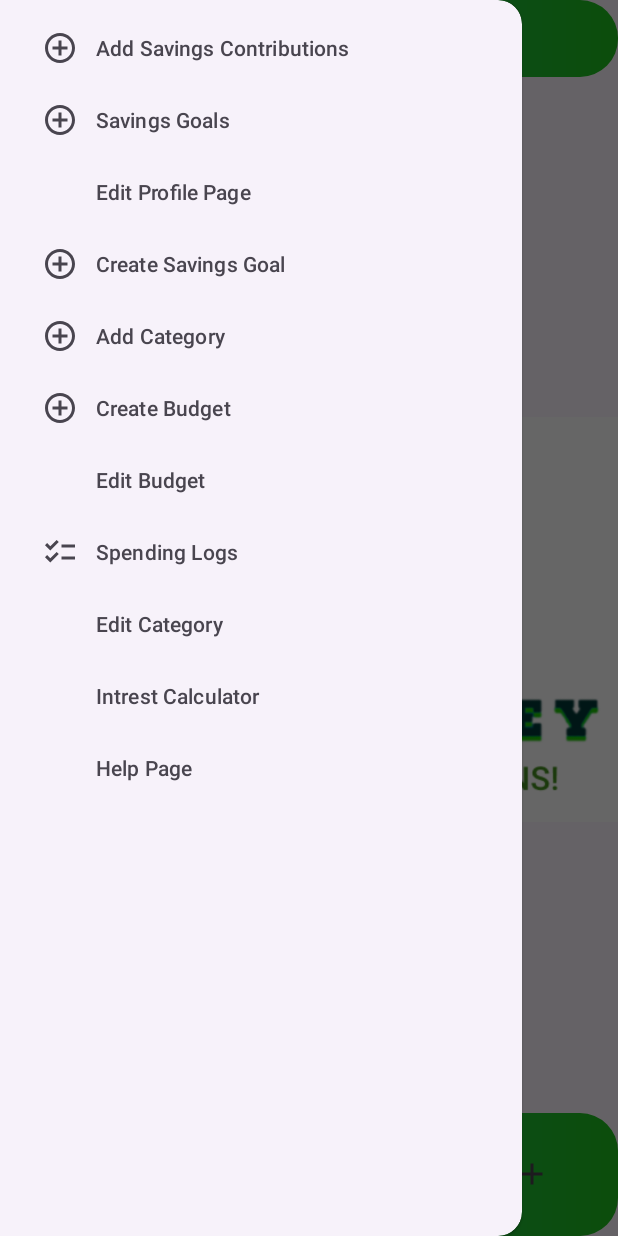
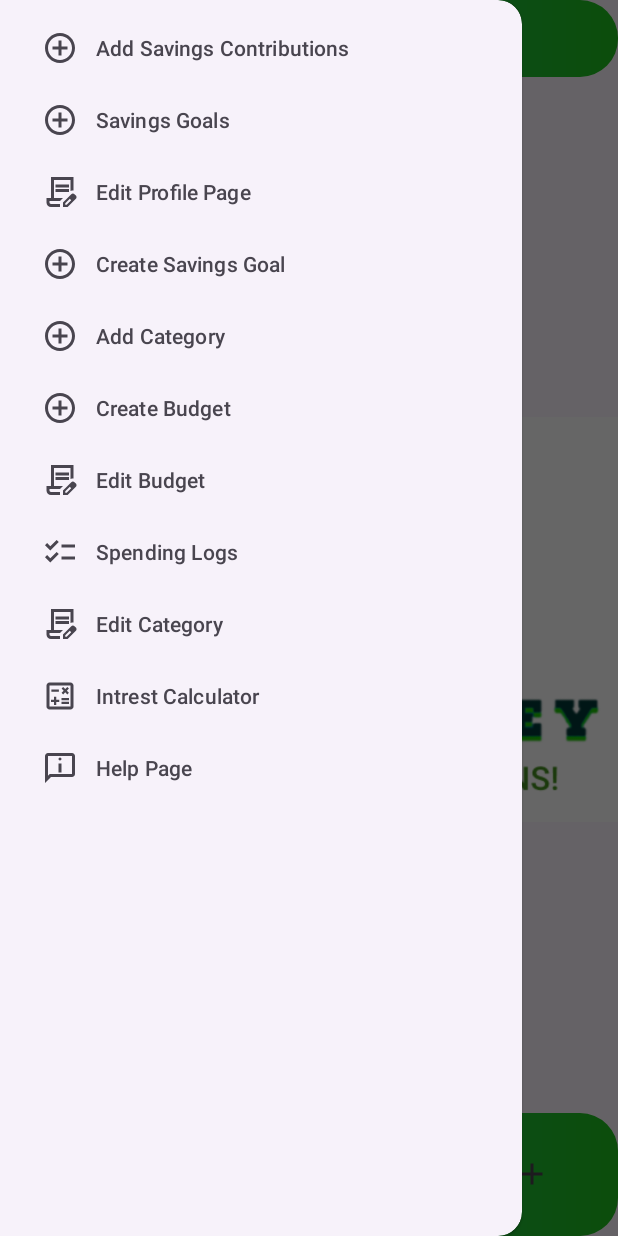
Before and after one commit to VeronM28/PROG7313_POE_PERSONALBUDGETAPP, an Android app: the MainPageActivity screen opened directly, with no data from a screen before it, with the side drawer open, on a phone screen of 412 x 824 dp. Run offline under Robolectric (Android 15) with nearby library versions, the phone set to English and light mode, and no system bars; our stand-ins replace Firebase (no records; nobody signed in at launch, a user with empty details on screens opened directly).

Commit message:
Added icons for navigation drawer

```diff
--- /dev/null
+++ b/app/src/main/res/drawable/ic_calculator.xml
@@ -0,0 +1,5 @@
+<vector xmlns:android="http://schemas.android.com/apk/res/android" android:height="24dp" android:tint="#000000" android:viewportHeight="960" android:viewportWidth="960" android:width="24dp">
+
+    <path android:fillColor="@android:color/white" android:pathData="M320,720L380,720L380,640L460,640L460,580L380,580L380,500L320,500L320,580L240,580L240,640L320,640L320,720ZM520,690L720,690L720,630L520,630L520,690ZM520,590L720,590L720,530L520,530L520,590ZM564,438L620,382L676,438L718,396L662,338L718,282L676,240L620,296L564,240L522,282L578,338L522,396L564,438ZM250,368L450,368L450,308L250,308L250,368ZM200,840Q167,840 143.5,816.5Q120,793 120,760L120,200Q120,167 143.5,143.5Q167,120 200,120L760,120Q793,120 816.5,143.5Q840,167 840,200L840,760Q840,793 816.5,816.5Q793,840 760,840L200,840ZM200,760L760,760Q760,760 760,760Q760,760 760,760L760,200Q760,200 760,200Q760,200 760,200L200,200Q200,200 200,200Q200,200 200,200L200,760Q200,760 200,760Q200,760 200,760ZM200,200L200,200Q200,200 200,200Q200,200 200,200L200,760Q200,760 200,760Q200,760 200,760L200,760Q200,760 200,760Q200,760 200,760L200,200Q200,200 200,200Q200,200 200,200Z"/>
+
+</vector>
--- /dev/null
+++ b/app/src/main/res/drawable/ic_edit.xml
@@ -0,0 +1,5 @@
+<vector xmlns:android="http://schemas.android.com/apk/res/android" android:height="24dp" android:tint="#000000" android:viewportHeight="960" android:viewportWidth="960" android:width="24dp">
+
+    <path android:fillColor="@android:color/white" android:pathData="M360,360L360,280L720,280L720,360L360,360ZM360,480L360,400L720,400L720,480L360,480ZM480,800L240,800Q223,800 211.5,800Q200,800 200,800L200,800L480,800L480,800ZM480,880L240,880Q190,880 155,845Q120,810 120,760L120,640L240,640L240,80L840,80L840,441Q820,439 799.5,442.5Q779,446 760,455L760,160L320,160L320,640L560,640L480,720L200,720L200,760Q200,777 211.5,788.5Q223,800 240,800L480,800L480,880ZM560,880L560,757L781,537Q790,528 801,524Q812,520 823,520Q835,520 846,524.5Q857,529 866,538L903,575Q911,584 915.5,595Q920,606 920,617Q920,628 916,639.5Q912,651 903,660L683,880L560,880ZM860,617L860,617L823,580L823,580L860,617ZM620,820L658,820L779,698L761,679L742,661L620,782L620,820ZM761,679L742,661L742,661L779,698L779,698L761,679Z"/>
+
+</vector>
--- /dev/null
+++ b/app/src/main/res/drawable/ic_info.xml
@@ -0,0 +1,5 @@
+<vector xmlns:android="http://schemas.android.com/apk/res/android" android:autoMirrored="true" android:height="24dp" android:tint="#000000" android:viewportHeight="960" android:viewportWidth="960" android:width="24dp">
+
+    <path android:fillColor="@android:color/white" android:pathData="M480,280Q497,280 508.5,268.5Q520,257 520,240Q520,223 508.5,211.5Q497,200 480,200Q463,200 451.5,211.5Q440,223 440,240Q440,257 451.5,268.5Q463,280 480,280ZM440,600L520,600L520,360L440,360L440,600ZM80,880L80,160Q80,127 103.5,103.5Q127,80 160,80L800,80Q833,80 856.5,103.5Q880,127 880,160L880,640Q880,673 856.5,696.5Q833,720 800,720L240,720L80,880ZM206,640L800,640Q800,640 800,640Q800,640 800,640L800,160Q800,160 800,160Q800,160 800,160L160,160Q160,160 160,160Q160,160 160,160L160,685L206,640ZM160,640L160,640L160,160Q160,160 160,160Q160,160 160,160L160,160Q160,160 160,160Q160,160 160,160L160,640Q160,640 160,640Q160,640 160,640Z"/>
+
+</vector>
--- a/app/src/main/res/menu/nav_drawer_menu.xml
+++ b/app/src/main/res/menu/nav_drawer_menu.xml
@@ -15,7 +15,8 @@
 
         <item
             android:id="@+id/navEditProfilePage"
-            android:title="Edit Profile Page" />
+            android:title="Edit Profile Page"
+            android:icon="@drawable/ic_edit"/>
 
         <item
             android:id="@+id/navAddSavingGoal"
@@ -35,7 +36,8 @@
 
         <item
             android:id="@+id/navEditBudget"
-            android:title="Edit Budget" />
+            android:title="Edit Budget"
+            android:icon="@drawable/ic_edit"/>
 
         <item
             android:id="@+id/navLogPage"
@@ -44,13 +46,16 @@
 
         <item
             android:id="@+id/navEditCategory"
-            android:title="Edit Category" />
+            android:title="Edit Category"
+            android:icon="@drawable/ic_edit"/>
         <item
             android:id="@+id/navInterestCalculator"
-            android:title="Intrest Calculator" />
+            android:title="Intrest Calculator"
+            android:icon="@drawable/ic_calculator"/>
         <item
             android:id="@+id/navHelpPage"
-            android:title="Help Page" />
+            android:title="Help Page"
+            android:icon="@drawable/ic_info"/>
 
 
 
```
